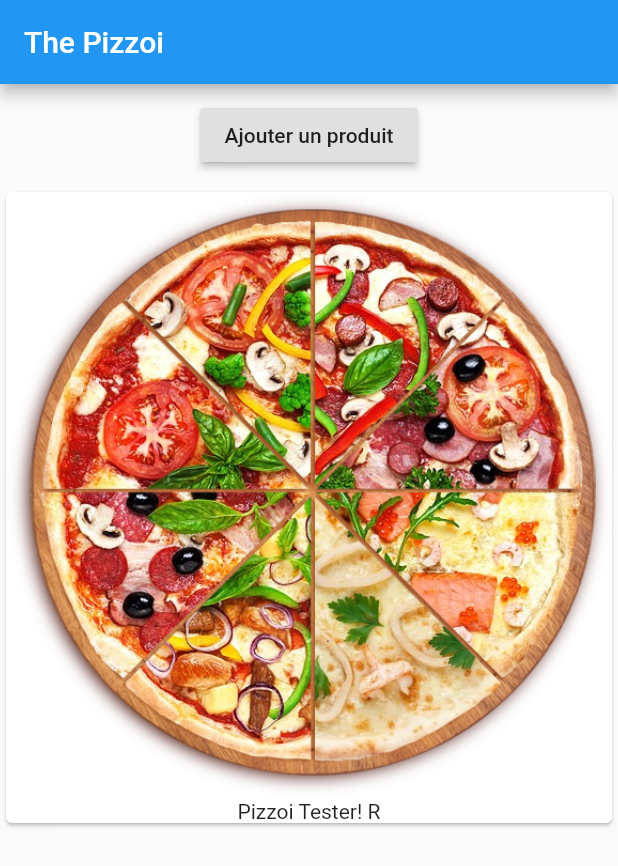
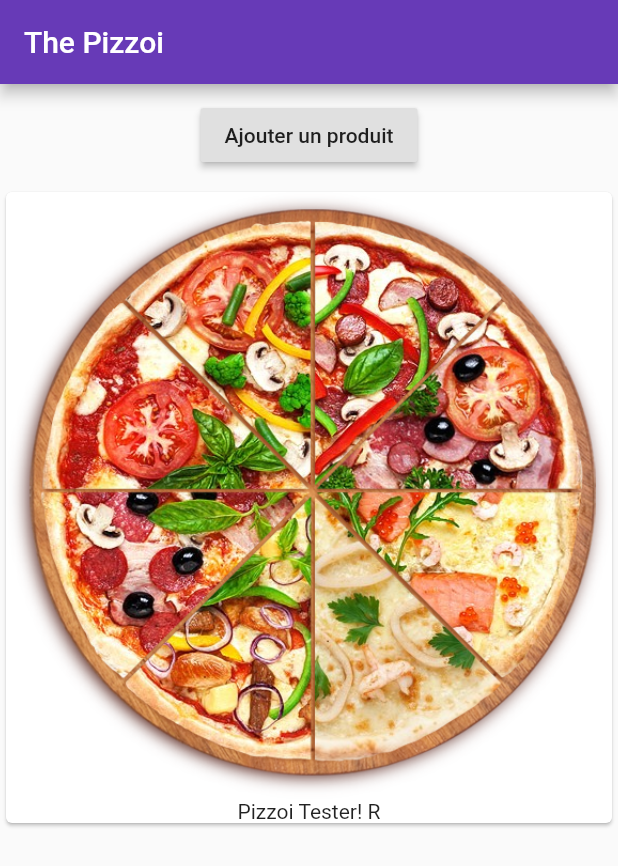
Before and after one commit to Keydero/Pizzoi-app, a Flutter app: the screen it shows after launch, on a phone screen of 412 x 824 dp. Shown: the top 866 px of the screen. Run offline on Flutter 3.47's test engine with Material 2 defaults, Android fonts, the phone set to English and light mode, and no system bars.

Commit message:
accessing and modify colors with ThemeData()

```diff
--- a/lib/main.dart
+++ b/lib/main.dart
@@ -7,6 +7,8 @@ class Pizzoi extends StatelessWidget {
   @override
   Widget build(BuildContext context) {
     return MaterialApp(
+      theme: ThemeData(
+          primarySwatch: Colors.deepPurple, brightness: Brightness.light),
       home: Scaffold(
           appBar: AppBar(
             title: Text('The Pizzoi'),
```
